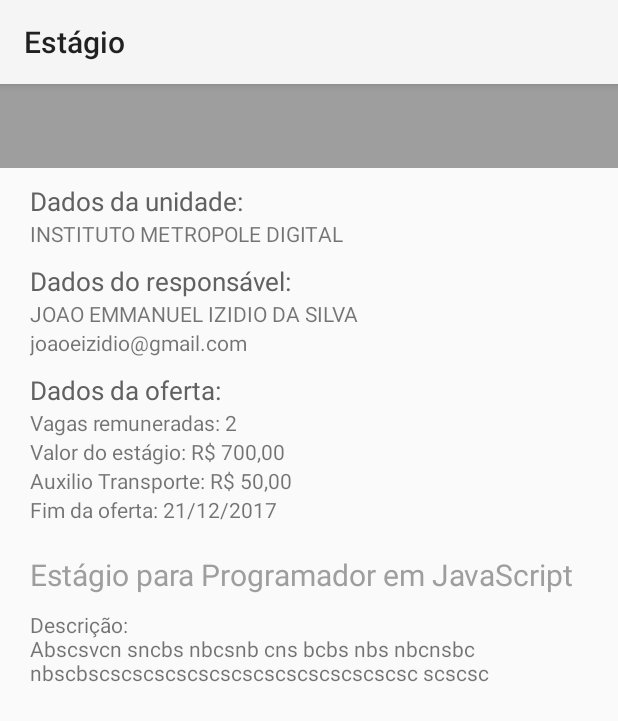
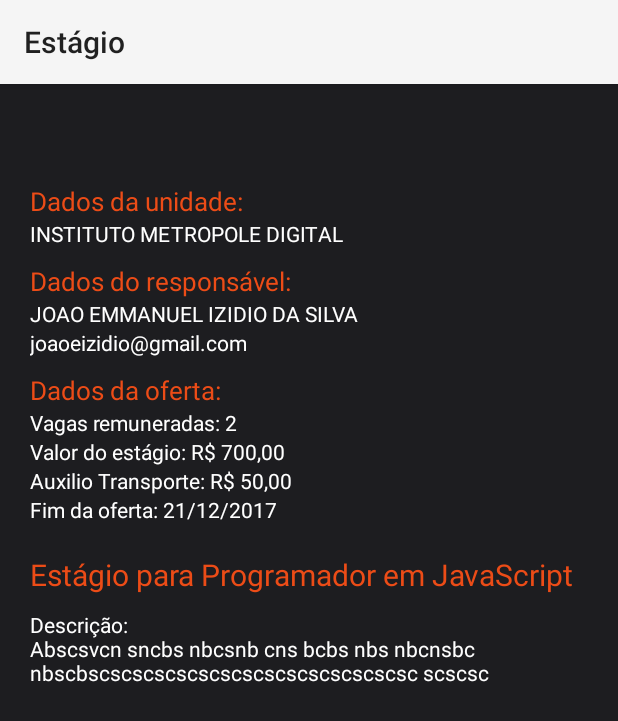
Before and after one commit to YuriAlessandro/SIGOP, an Android app: the InternshipShowActivity screen opened directly, with no data from a screen before it, on a phone screen of 412 x 824 dp. Shown: the top 721 px of the screen. Run offline under Robolectric (Android 15) with nearby library versions, the phone set to English and light mode, and no system bars; Roboto replaces fonts that are not available here; 10 statements that could not run were skipped.

Commit message:
Change color scheme

```diff
--- a/app/src/main/res/layout/activity_main.xml
+++ b/app/src/main/res/layout/activity_main.xml
@@ -5,7 +5,7 @@
     android:layout_width="match_parent"
     android:layout_height="match_parent"
     tools:context="br.ufrn.sigestagios.activities.MainActivity"
-    android:background="@color/colorPrimaryText">
+    android:background="@color/colorPrimary">
 
     <!--<include-->
         <!--layout="@layout/toolbar"-->
--- a/app/src/main/res/layout/activity_offer.xml
+++ b/app/src/main/res/layout/activity_offer.xml
@@ -31,7 +31,10 @@
                 android:id="@+id/sliding_tabs"
                 android:layout_width="match_parent"
                 android:layout_height="wrap_content"
-                app:tabMode="scrollable" />
+                app:tabMode="scrollable"
+                android:background="@color/colorPrimary"
+                app:tabTextColor="@color/colorPrimaryText"
+                app:tabSelectedTextColor="@color/colorAccent"/>
 
             <android.support.v4.view.ViewPager
                 android:id="@+id/viewpager"
--- a/app/src/main/res/layout/internship_action_show_activity.xml
+++ b/app/src/main/res/layout/internship_action_show_activity.xml
@@ -15,7 +15,8 @@
     <ScrollView
         android:layout_width="match_parent"
         android:layout_height="match_parent"
-        android:layout_below="@id/toolbar">
+        android:layout_below="@id/toolbar"
+        android:background="@color/colorPrimary">
 
         <RelativeLayout
             android:layout_width="match_parent"
@@ -39,7 +40,8 @@
                 android:layout_height="wrap_content"
                 android:text="INSTITUTO METROPOLE DIGITAL"
                 android:layout_below="@+id/iTitle1"
-                android:layout_alignStart="@+id/iTitle1"/>
+                android:layout_alignStart="@+id/iTitle1"
+                android:textColor="@color/colorPrimaryText"/>
 
             <TextView
                 android:id="@+id/iTitle2"
@@ -58,7 +60,8 @@
                 android:layout_height="wrap_content"
                 android:layout_below="@+id/iTitle2"
                 android:layout_alignStart="@+id/iTerm"
-                android:text="JOAO EMMANUEL IZIDIO DA SILVA" />
+                android:text="JOAO EMMANUEL IZIDIO DA SILVA"
+                android:textColor="@color/colorPrimaryText"/>
 
             <TextView
                 android:id="@+id/iEmail"
@@ -66,7 +69,8 @@
                 android:layout_height="wrap_content"
                 android:layout_below="@+id/iResponsible"
                 android:layout_alignStart="@+id/iTerm"
-                android:text="joaoeizidio@gmail.com" />
+                android:text="joaoeizidio@gmail.com"
+                android:textColor="@color/colorPrimaryText"/>
 
             <TextView
                 android:id="@+id/iTitle3"
@@ -86,7 +90,8 @@
                 android:layout_below="@+id/iTitle3"
                 android:layout_alignStart="@+id/iTerm"
                 android:layout_marginRight="10dp"
-                android:text="Vagas remuneradas: 2" />
+                android:text="Vagas remuneradas: 2"
+                android:textColor="@color/colorPrimaryText"/>
 
             <TextView
                 android:id="@+id/iGrantValue"
@@ -95,7 +100,8 @@
                 android:layout_below="@id/iPositionsRemunerated"
                 android:layout_alignStart="@id/iTitle1"
                 android:layout_marginRight="10dp"
-                android:text="Valor do estágio: R$ 700,00" />
+                android:text="Valor do estágio: R$ 700,00"
+                android:textColor="@color/colorPrimaryText"/>
 
             <TextView
                 android:id="@+id/iAuxTransport"
@@ -104,7 +110,8 @@
                 android:layout_below="@id/iGrantValue"
                 android:layout_alignStart="@id/iTitle1"
                 android:layout_marginRight="10dp"
-                android:text="Auxilio Transporte: R$ 50,00" />
+                android:text="Auxilio Transporte: R$ 50,00"
+                android:textColor="@color/colorPrimaryText"/>
 
             <TextView
                 android:id="@+id/iEndOffer"
@@ -113,7 +120,8 @@
                 android:layout_below="@id/iAuxTransport"
                 android:layout_alignStart="@id/iTitle1"
                 android:layout_marginRight="10dp"
-                android:text="Fim da oferta: 21/12/2017" />
+                android:text="Fim da oferta: 21/12/2017"
+                android:textColor="@color/colorPrimaryText"/>
 
             <TextView
                 android:id="@+id/iTitle"
@@ -121,7 +129,7 @@
                 android:layout_height="wrap_content"
                 android:layout_below="@id/iEndOffer"
                 android:layout_alignStart="@id/iTitle1"
-                android:textColor="@color/colorPrimary"
+                android:textColor="@color/colorPrimaryDark"
                 android:textSize="20dp"
                 android:layout_marginTop="20dp"
                 android:layout_marginRight="10dp"
@@ -134,6 +142,7 @@
                 android:layout_below="@id/iTitle"
                 android:layout_alignStart="@+id/iTerm"
                 android:layout_marginTop="10dp"
+                android:textColor="@color/colorPrimaryText"
                 android:text="Descrição: \nAbscsvcn sncbs nbcsnb cns bcbs nbs nbcnsbc nbscbscscscscscscscscscscscscscscsc scscsc" />
         </RelativeLayout>
 
--- a/app/src/main/res/layout/nav_header.xml
+++ b/app/src/main/res/layout/nav_header.xml
@@ -5,7 +5,7 @@
     android:orientation="vertical"
     android:paddingTop="20dp"
     android:paddingBottom="20dp"
-    android:background="@color/colorPrimaryDark"
+    android:background="@color/colorPrimary"
     android:layout_width="match_parent"
     android:layout_height="200dp"
     android:gravity="center">
--- a/app/src/main/res/layout/offer_recycle_view.xml
+++ b/app/src/main/res/layout/offer_recycle_view.xml
@@ -5,7 +5,8 @@
     <android.support.v7.widget.RecyclerView
         android:id="@+id/mRecyclerView"
         android:layout_width="match_parent"
-        android:layout_height="match_parent">
+        android:layout_height="match_parent"
+        android:background="@color/colorBackground">
     </android.support.v7.widget.RecyclerView>
 
 </RelativeLayout>
--- a/app/src/main/res/layout/offer_view.xml
+++ b/app/src/main/res/layout/offer_view.xml
@@ -10,7 +10,7 @@
         android:layout_width="match_parent"
         android:layout_height="150dp"
         android:layout_margin="10dp"
-        card_view:cardBackgroundColor="@color/colorPrimary"
+        card_view:cardBackgroundColor="@color/colorAccent"
         card_view:cardElevation="5dp"
         card_view:cardCornerRadius="3dp"
         android:paddingBottom="10dp"
--- a/app/src/main/res/layout/registration_form.xml
+++ b/app/src/main/res/layout/registration_form.xml
@@ -3,7 +3,8 @@
     xmlns:app="http://schemas.android.com/apk/res-auto"
     xmlns:tools="http://schemas.android.com/tools"
     android:layout_width="match_parent"
-    android:layout_height="match_parent">
+    android:layout_height="match_parent"
+    android:background="@color/colorBackground">
 
     <include
         layout="@layout/toolbar"
@@ -31,7 +32,8 @@
                 android:ems="10"
                 android:inputType="textPersonName"
                 android:layout_marginEnd="20dp"
-                android:layout_below="@+id/toolbar"/>
+                android:layout_below="@+id/toolbar"
+                />
 
 
             <EditText
--- a/app/src/main/res/values/colors.xml
+++ b/app/src/main/res/values/colors.xml
@@ -1,11 +1,12 @@
 <?xml version="1.0" encoding="utf-8"?>
 <resources>
-    <color name="colorPrimary">#9E9E9E</color>
-    <color name="colorPrimaryDark">#616161</color>
-    <color name="colorPrimaryLight">#F5F5F5</color>
-    <color name="colorAccent">#607D8B</color>
-    <color name="colorPrimaryText">#212121</color>
-    <color name="colorSecondaryText">#757575</color>
-    <color name="colorIcons">#212121</color>
-    <color name="colorDivider">#BDBDBD</color>
+    <color name="colorPrimary">#1D1D20</color>
+    <color name="colorPrimaryDark">#EC4C17</color>
+    <color name="colorPrimaryLight">#FFEC8A17</color>
+    <color name="colorAccent">#E29B16</color>
+    <color name="colorPrimaryText">#FFFFFF</color>
+    <color name="colorSecondaryText">#FAFAFA</color>
+    <color name="colorIcons">#FFFFFF</color>
+    <color name="colorDivider">#E29B16</color>
+
 </resources>
```
Also changed, not shown: app/src/main/res/layout/associated_action_show_activity.xml (+17 -9 lines), app/src/main/res/layout/extension_show_activity.xml (+15 -7 lines), app/src/main/res/layout/research_grant_show_activity.xml (+17 -8 lines), app/src/main/res/layout/support_service_show_activity.xml (+7 -2 lines), app/src/main/res/layout/teacher_assistant_show_activity.xml (+10 -1 lines).
